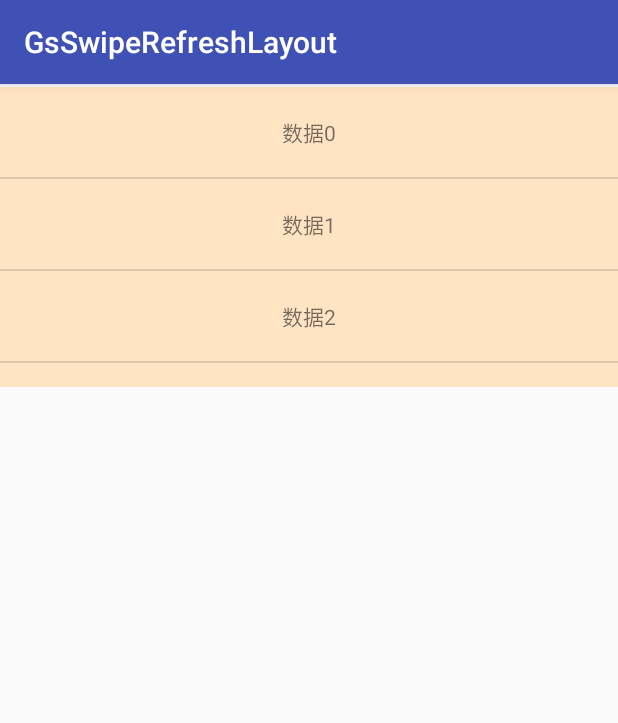
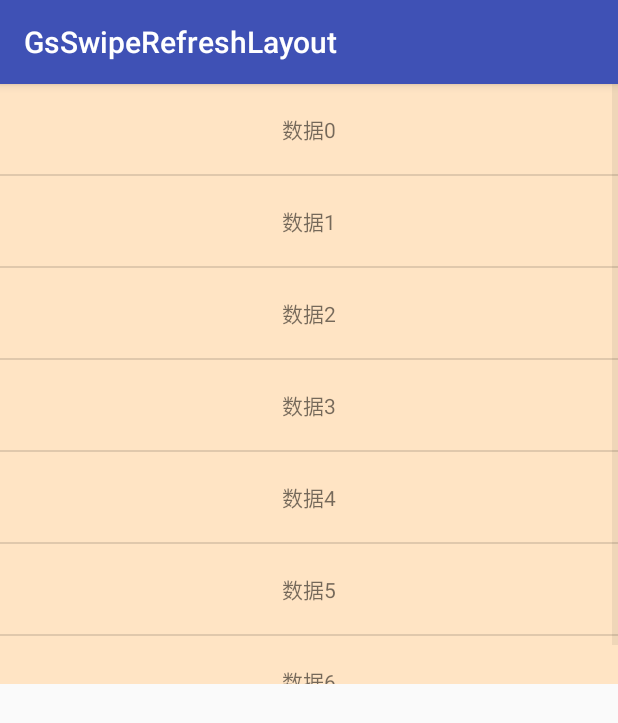
Before and after one commit to GsBu/GsSwipeRefreshLayout, an Android app: the ListViewActivity screen opened directly, with no data from a screen before it, on a phone screen of 412 x 824 dp. Shown: the top 723 px of the screen. Run offline under Robolectric (Android 15) with nearby library versions, the phone set to English and light mode, and no system bars; our stand-ins replace CircleImageView.

Commit message:
增加注释

```diff
--- a/app/src/main/java/com/example/gs/gsswiperefreshlayout/ListViewActivity.java
+++ b/app/src/main/java/com/example/gs/gsswiperefreshlayout/ListViewActivity.java
@@ -2,12 +2,12 @@ package com.example.gs.gsswiperefreshlayout;
 
 import android.os.Bundle;
 import android.os.Handler;
+import android.support.v4.widget.SwipeRefreshLayout;
 import android.support.v7.app.AppCompatActivity;
 import android.util.Log;
 import android.widget.ListView;
 
 import com.example.gs.gsswiperefreshlayout.adapter.GsListViewAdapter;
-import com.example.gs.gsswiperefreshlayout.gs.GsSwipeRefreshLayout;
 
 import java.util.ArrayList;
 import java.util.List;
@@ -16,7 +16,7 @@ public class ListViewActivity extends AppCompatActivity {
     private static final String TAG = ListViewActivity.class.getSimpleName();
 
     private ListView lv1;
-    private GsSwipeRefreshLayout srl3;
+    private SwipeRefreshLayout srl1;
 
     private List<String> mDataList3 = new ArrayList<>();
     private GsListViewAdapter mAdapter3;
@@ -27,7 +27,12 @@ public class ListViewActivity extends AppCompatActivity {
         setContentView(R.layout.activity_list_view);
 
         lv1 = findViewById(R.id.lv_1);
-        srl3 = findViewById(R.id.srl_3);
+        srl1 = findViewById(R.id.srl_1);
+
+        //srl1.setProgressViewOffset(false, 30, 100);
+        //srl1.setDistanceToTriggerSync(600);
+        //srl1.setProgressViewEndTarget(false, 400);
+        //srl1.setProgressViewEndTarget(true, srl1.getProgressViewEndOffset());
 
         initData();
         mAdapter3 = new GsListViewAdapter(this, R.layout.item_gs, mDataList3);
@@ -36,7 +41,7 @@ public class ListViewActivity extends AppCompatActivity {
     }
 
     private void initData(){
-        for(int i = 0; i < 3; i++){
+        for(int i = 0; i < 7; i++){
             mDataList3.add("数据" + i);
         }
     }
@@ -46,8 +51,8 @@ public class ListViewActivity extends AppCompatActivity {
     }
 
     private void initSwipeRefreshLayout() {
-        srl3.setOnRefreshListener(
-                new GsSwipeRefreshLayout.OnRefreshListener() {
+        srl1.setOnRefreshListener(
+                new SwipeRefreshLayout.OnRefreshListener() {
                     @Override
                     public void onRefresh() {
                         // 刷新动画开始后回调到此方法
@@ -64,7 +69,7 @@ public class ListViewActivity extends AppCompatActivity {
             public void run() {
                 mDataList3.add(index, "增加"+mDataList3.size());
                 mAdapter3.notifyDataSetChanged();
-                srl3.setRefreshing(false);
+                srl1.setRefreshing(false);
             }
         }, 2000);
     }
--- a/app/src/main/java/com/example/gs/gsswiperefreshlayout/MainActivity.java
+++ b/app/src/main/java/com/example/gs/gsswiperefreshlayout/MainActivity.java
@@ -99,7 +99,7 @@ public class MainActivity extends AppCompatActivity implements View.OnClickListe
         // 设定下拉圆圈的背景
         //srl1.setProgressBackgroundColor(R.color.RED);
         //srl1.setProgressViewOffset(false, 30, 100);
-        //srl1.setDistanceToTriggerSync(400);
+        //srl1.setDistanceToTriggerSync(800);
         //srl1.setProgressViewEndTarget(false, 400);
         //srl1.setProgressViewEndTarget(true, srl1.getProgressViewEndOffset());
 
--- a/app/src/main/java/com/example/gs/gsswiperefreshlayout/gs/GsSwipeRefreshLayout.java
+++ b/app/src/main/java/com/example/gs/gsswiperefreshlayout/gs/GsSwipeRefreshLayout.java
@@ -110,6 +110,7 @@ public class GsSwipeRefreshLayout extends ViewGroup implements NestedScrollingPa
     OnRefreshListener mListener;
     boolean mRefreshing = false;
     private int mTouchSlop;
+    //触发刷新所需要的偏移量（手指在屏幕上总共需要拖拽多少距离才可以触发刷新）
     private float mTotalDragDistance = -1;
 
     // If nested scrolling is enabled, the total amount that needed to be
@@ -149,7 +150,7 @@ public class GsSwipeRefreshLayout extends ViewGroup implements NestedScrollingPa
 
     protected int mOriginalOffsetTop;
 
-    int mSpinnerOffsetEnd;
+    int mSpinnerOffsetEnd;//触发刷新时，指示器所在的位置（距离顶部的位置）
 
     CircularProgressDrawable mProgress;
 
@@ -364,7 +365,7 @@ public class GsSwipeRefreshLayout extends ViewGroup implements NestedScrollingPa
         createProgressView();
         setChildrenDrawingOrderEnabled(true);
         // the absolute offset has to take into account that the circle starts at an offset
-        // 触发刷新的偏离距离
+        // 触发刷新时，指示器所在的位置（距离顶部的位置）
         mSpinnerOffsetEnd = (int) (DEFAULT_CIRCLE_TARGET * metrics.density);
         //手指在屏幕上总共需要拖拽多少距离才可以触发刷新，默认是等于触发刷新的
         //偏离距离，如果自定义很大值，则需要拖动很大距离才可以触发刷新
@@ -1007,10 +1008,10 @@ public class GsSwipeRefreshLayout extends ViewGroup implements NestedScrollingPa
         int targetY = mOriginalOffsetTop + (int) ((slingshotDist * dragPercent) + extraMove);
         Log.e(TAG, "moveSpinner overscrollTop="+overscrollTop+" mTotalDragDistance="+mTotalDragDistance+
                 " originalDragPercent="+originalDragPercent+" dragPercent="+dragPercent+
-                " extraOS="+extraOS+" slingshotDist="+slingshotDist+" tensionSlingshotPercent="+
+                " \nextraOS="+extraOS+" slingshotDist="+slingshotDist+" tensionSlingshotPercent="+
                 tensionSlingshotPercent+" tensionPercent="+tensionPercent+" extraMove="+extraMove+
                 " targetY="+targetY +" mCurrentTargetOffsetTop="+mCurrentTargetOffsetTop+" 偏移量："+
-                (targetY - mCurrentTargetOffsetTop));
+                (targetY - mCurrentTargetOffsetTop)+" (slingshotDist * dragPercent)="+(slingshotDist * dragPercent));
         // where 1.0f is a full circle
         if (mCircleView.getVisibility() != View.VISIBLE) {
             mCircleView.setVisibility(View.VISIBLE);
--- a/app/src/main/res/layout/activity_list_view.xml
+++ b/app/src/main/res/layout/activity_list_view.xml
@@ -6,11 +6,10 @@
     android:layout_height="match_parent"
     android:orientation="vertical"
     tools:context=".ListViewActivity">
-    <com.example.gs.gsswiperefreshlayout.gs.GsSwipeRefreshLayout
-        android:id="@+id/srl_3"
+    <android.support.v4.widget.SwipeRefreshLayout
+        android:id="@+id/srl_1"
         android:layout_width="match_parent"
-        android:layout_height="200dp"
-        android:layout_marginTop="2dp"
+        android:layout_height="400dp"
         android:background="@color/BISQUE">
 
         <ListView
@@ -18,5 +17,18 @@
             android:layout_width="match_parent"
             android:layout_height="match_parent" />
 
+    </android.support.v4.widget.SwipeRefreshLayout>
+    <com.example.gs.gsswiperefreshlayout.gs.GsSwipeRefreshLayout
+        android:id="@+id/srl_2"
+        android:layout_width="match_parent"
+        android:layout_height="400dp"
+        android:background="@color/BISQUE"
+        android:visibility="gone">
+
+        <ListView
+            android:id="@+id/lv_2"
+            android:layout_width="match_parent"
+            android:layout_height="match_parent" />
+
     </com.example.gs.gsswiperefreshlayout.gs.GsSwipeRefreshLayout>
 </LinearLayout>
```
